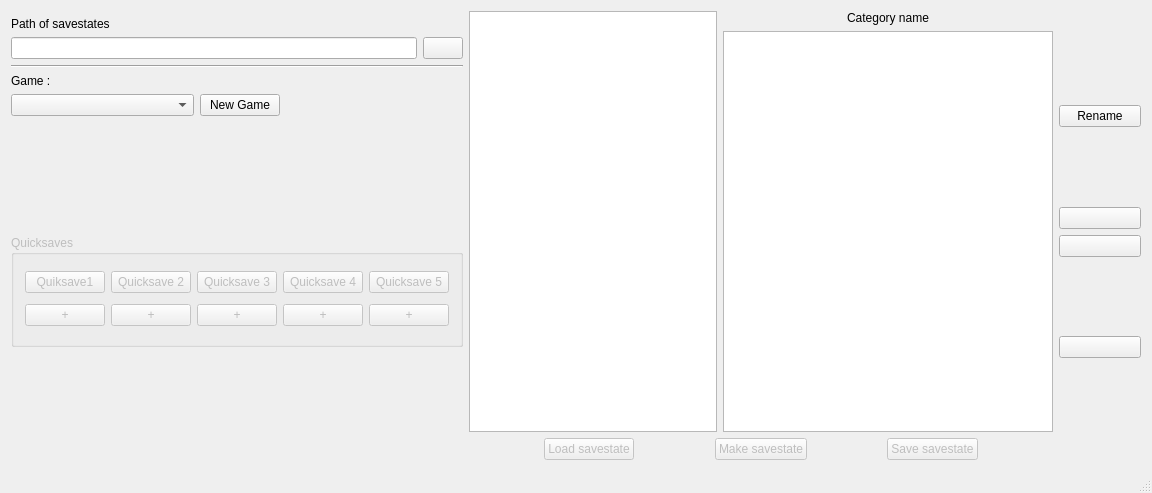
Before: the Qt Designer form savestate2snesw.ui in Skarsnik/Savestate2snes, drawn with Qt 5.
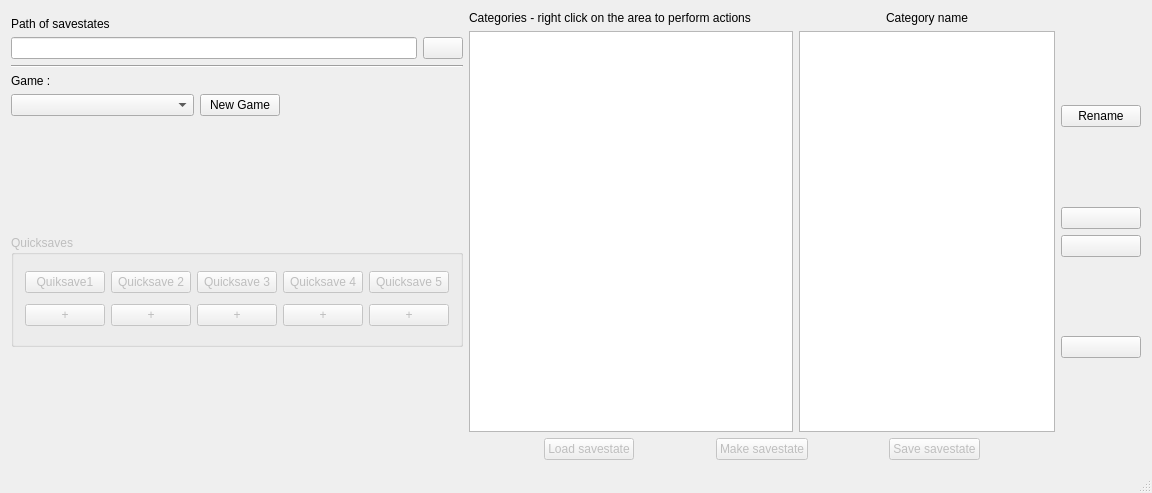
After: the same form once the commit is applied. Custom widgets are drawn as their Qt base class.

What changed in the file:
```diff
--- a/savestate2snesw.ui
+++ b/savestate2snesw.ui
@@ -259,38 +259,8 @@
      </layout>
     </item>
     <item>
-     <layout class="QGridLayout" name="gridLayout" rowstretch="0,0,0" columnstretch="15,20,5" rowminimumheight="0,0,0" columnminimumwidth="0,0,0">
-      <item row="0" column="0" rowspan="2">
-       <widget class="QTreeView" name="categoryTreeView">
-        <property name="editTriggers">
-         <set>QAbstractItemView::NoEditTriggers</set>
-        </property>
-        <property name="rootIsDecorated">
-         <bool>true</bool>
-        </property>
-        <attribute name="headerVisible">
-         <bool>false</bool>
-        </attribute>
-       </widget>
-      </item>
-      <item row="0" column="1">
-       <widget class="QLabel" name="savestateTitleLabel">
-        <property name="text">
-         <string>Category name</string>
-        </property>
-        <property name="alignment">
-         <set>Qt::AlignCenter</set>
-        </property>
-       </widget>
-      </item>
-      <item row="1" column="1">
-       <widget class="QListView" name="savestateListView">
-        <property name="editTriggers">
-         <set>QAbstractItemView::NoEditTriggers</set>
-        </property>
-       </widget>
-      </item>
-      <item row="1" column="2">
+     <layout class="QGridLayout" name="gridLayout" rowstretch="0,0,0,0" columnstretch="15,0,0">
+      <item row="2" column="2">
        <layout class="QVBoxLayout" name="verticalLayout">
         <item>
          <spacer name="verticalSpacer_4">
@@ -383,7 +353,24 @@
         </item>
        </layout>
       </item>
-      <item row="2" column="0" colspan="2">
+      <item row="2" column="1">
+       <widget class="QListView" name="savestateListView">
+        <property name="editTriggers">
+         <set>QAbstractItemView::NoEditTriggers</set>
+        </property>
+       </widget>
+      </item>
+      <item row="1" column="1">
+       <widget class="QLabel" name="savestateTitleLabel">
+        <property name="text">
+         <string>Category name</string>
+        </property>
+        <property name="alignment">
+         <set>Qt::AlignCenter</set>
+        </property>
+       </widget>
+      </item>
+      <item row="3" column="0" colspan="2">
        <layout class="QHBoxLayout" name="horizontalLayout">
         <item>
          <spacer name="horizontalSpacer">
@@ -478,6 +465,26 @@
         </item>
        </layout>
       </item>
+      <item row="2" column="0">
+       <widget class="QTreeView" name="categoryTreeView">
+        <property name="editTriggers">
+         <set>QAbstractItemView::NoEditTriggers</set>
+        </property>
+        <property name="rootIsDecorated">
+         <bool>true</bool>
+        </property>
+        <attribute name="headerVisible">
+         <bool>false</bool>
+        </attribute>
+       </widget>
+      </item>
+      <item row="1" column="0">
+       <widget class="QLabel" name="label">
+        <property name="text">
+         <string>Categories - right click on the area to perform actions</string>
+        </property>
+       </widget>
+      </item>
      </layout>
     </item>
    </layout>
```
Left out of the diff: 3 changed lines with no effect on the pictures.
